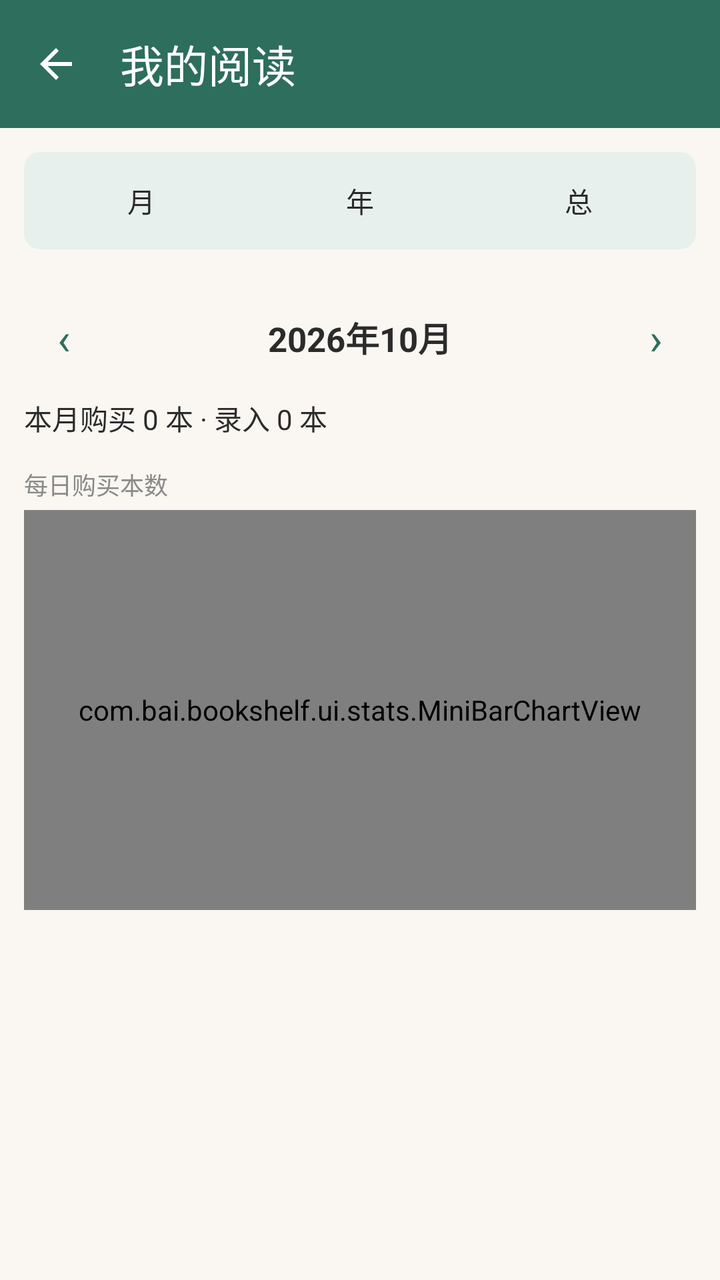
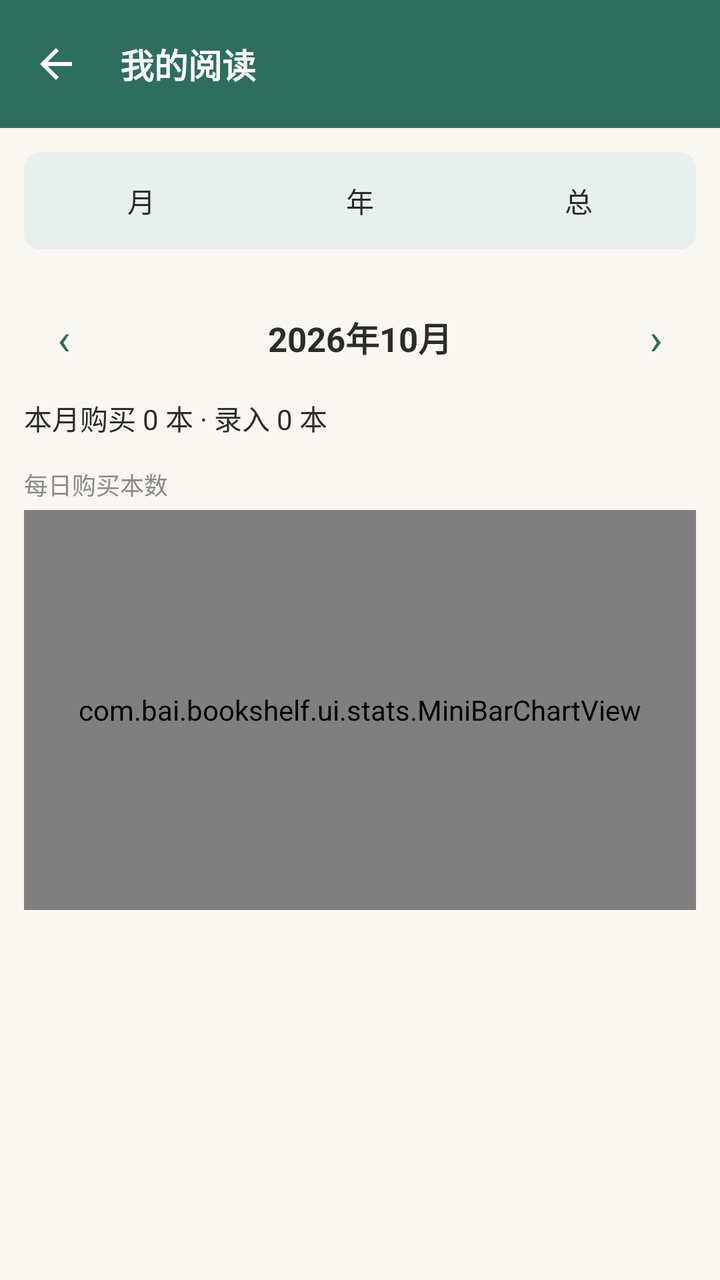

Screens rendered from an Android XML layout before and after an edit, with the pre-edit source and the edit as a unified diff.
<!-- AndroidManifest.xml: application theme Theme.Bookshelf -->
<!-- res/layout/activity_reading_stats.xml -->
<?xml version="1.0" encoding="utf-8"?>
<LinearLayout xmlns:android="http://schemas.android.com/apk/res/android"
    xmlns:app="http://schemas.android.com/apk/res-auto"
    android:layout_width="match_parent"
    android:layout_height="match_parent"
    android:orientation="vertical">

    <com.google.android.material.appbar.MaterialToolbar
        android:id="@+id/toolbar"
        android:layout_width="match_parent"
        android:layout_height="?attr/actionBarSize"
        android:background="?attr/colorPrimary"
        app:navigationIcon="@drawable/ic_back"
        app:title="我的阅读"
        app:titleTextColor="@color/white" />

    
    <LinearLayout
        android:layout_width="match_parent"
        android:layout_height="wrap_content"
        android:layout_margin="12dp"
        android:background="@drawable/bg_chip"
        android:orientation="horizontal"
        android:padding="4dp">

        <TextView
            android:id="@+id/tab_month"
            android:layout_width="0dp"
            android:layout_height="wrap_content"
            android:layout_weight="1"
            android:gravity="center"
            android:padding="10dp"
            android:text="月"
            android:textColor="@color/text_main"
            android:textSize="14sp" />

        <TextView
            android:id="@+id/tab_year"
            android:layout_width="0dp"
            android:layout_height="wrap_content"
            android:layout_weight="1"
            android:gravity="center"
            android:padding="10dp"
            android:text="年"
            android:textColor="@color/text_main"
            android:textSize="14sp" />

        <TextView
            android:id="@+id/tab_total"
            android:layout_width="0dp"
            android:layout_height="wrap_content"
            android:layout_weight="1"
            android:gravity="center"
            android:padding="10dp"
            android:text="总"
            android:textColor="@color/text_main"
            android:textSize="14sp" />
    </LinearLayout>

    <androidx.core.widget.NestedScrollView
        android:layout_width="match_parent"
        android:layout_height="0dp"
        android:layout_weight="1">

        <LinearLayout
            android:layout_width="match_parent"
            android:layout_height="wrap_content"
            android:orientation="vertical"
            android:padding="12dp">

            
            <LinearLayout
                android:id="@+id/ll_month"
                android:layout_width="match_parent"
                android:layout_height="wrap_content"
                android:orientation="vertical">

                <LinearLayout
                    android:layout_width="match_parent"
                    android:layout_height="wrap_content"
                    android:gravity="center_vertical"
                    android:orientation="horizontal">

                    <TextView
                        android:id="@+id/btn_month_prev"
                        android:layout_width="40dp"
                        android:layout_height="40dp"
                        android:gravity="center"
                        android:text="‹"
                        android:textSize="22sp"
                        android:textColor="?attr/colorPrimary"
                        android:background="?attr/selectableItemBackground" />

                    <TextView
                        android:id="@+id/tv_month_label"
                        android:layout_width="0dp"
                        android:layout_height="wrap_content"
                        android:layout_weight="1"
                        android:gravity="center"
                        android:text="2026年10月"
                        android:textColor="@color/text_main"
                        android:textSize="17sp"
                        android:textStyle="bold" />

                    <TextView
                        android:id="@+id/btn_month_next"
                        android:layout_width="40dp"
                        android:layout_height="40dp"
                        android:gravity="center"
                        android:text="›"
                        android:textSize="22sp"
                        android:textColor="?attr/colorPrimary"
                        android:background="?attr/selectableItemBackground" />
                </LinearLayout>

                <TextView
                    android:id="@+id/tv_month_summary"
                    android:layout_width="match_parent"
                    android:layout_height="wrap_content"
                    android:layout_marginTop="10dp"
                    android:text="本月购买 0 本 · 录入 0 本"
                    android:textColor="@color/text_main"
                    android:textSize="14sp" />

                <TextView
                    android:layout_width="wrap_content"
                    android:layout_height="wrap_content"
                    android:layout_marginTop="14dp"
                    android:text="每日购买本数"
                    android:textColor="@color/text_sub"
                    android:textSize="12sp" />

                <com.bai.bookshelf.ui.stats.MiniBarChartView
                    android:id="@+id/chart_month"
                    android:layout_width="match_parent"
                    android:layout_height="200dp"
                    android:layout_marginTop="4dp" />

                
                <com.bai.bookshelf.ui.stats.MiniBarChartView
                    android:id="@+id/chart_month2"
                    android:layout_width="match_parent"
                    android:layout_height="200dp"
                    android:layout_marginTop="8dp"
                    android:visibility="gone" />
            </LinearLayout>

            
            <LinearLayout
                android:id="@+id/ll_year"
                android:layout_width="match_parent"
                android:layout_height="wrap_content"
                android:orientation="vertical"
                android:visibility="gone">

                <LinearLayout
                    android:layout_width="match_parent"
                    android:layout_height="wrap_content"
                    android:gravity="center_vertical"
                    android:orientation="horizontal">

                    <TextView
                        android:id="@+id/btn_year_prev"
                        android:layout_width="40dp"
                        android:layout_height="40dp"
                        android:gravity="center"
                        android:text="‹"
                        android:textSize="22sp"
                        android:textColor="?attr/colorPrimary"
                        android:background="?attr/selectableItemBackground" />

                    <TextView
                        android:id="@+id/tv_year_label"
                        android:layout_width="0dp"
                        android:layout_height="wrap_content"
                        android:layout_weight="1"
                        android:gravity="center"
                        android:text="2026年"
                        android:textColor="@color/text_main"
                        android:textSize="17sp"
                        android:textStyle="bold" />

                    <TextView
                        android:id="@+id/btn_year_next"
                        android:layout_width="40dp"
                        android:layout_height="40dp"
                        android:gravity="center"
                        android:text="›"
                        android:textSize="22sp"
                        android:textColor="?attr/colorPrimary"
                        android:background="?attr/selectableItemBackground" />
                </LinearLayout>

                <TextView
                    android:id="@+id/tv_year_summary"
                    android:layout_width="match_parent"
                    android:layout_height="wrap_content"
                    android:layout_marginTop="10dp"
                    android:text="本年购买 0 本 · 录入 0 本"
                    android:textColor="@color/text_main"
                    android:textSize="14sp" />

                <TextView
                    android:layout_width="wrap_content"
                    android:layout_height="wrap_content"
                    android:layout_marginTop="14dp"
                    android:text="每月购买本数"
                    android:textColor="@color/text_sub"
                    android:textSize="12sp" />

                <com.bai.bookshelf.ui.stats.MiniBarChartView
                    android:id="@+id/chart_year"
                    android:layout_width="match_parent"
                    android:layout_height="200dp"
                    android:layout_marginTop="4dp" />
            </LinearLayout>

            
            <LinearLayout
                android:id="@+id/ll_total"
                android:layout_width="match_parent"
                android:layout_height="wrap_content"
                android:orientation="vertical"
                android:visibility="gone">

                
                <androidx.cardview.widget.CardView
                    android:layout_width="match_parent"
                    android:layout_height="wrap_content"
                    app:cardCornerRadius="12dp"
                    app:cardElevation="2dp">

                    <LinearLayout
                        android:layout_width="match_parent"
                        android:layout_height="wrap_content"
                        android:orientation="vertical"
                        android:padding="16dp">

                        <TextView
                            android:id="@+id/tv_total_duration"
                            android:layout_width="match_parent"
                            android:layout_height="wrap_content"
                            android:gravity="center"
                            android:text="--"
                            android:textColor="?attr/colorPrimary"
                            android:textSize="20sp"
                            android:textStyle="bold" />

                        <TextView
                            android:id="@+id/tv_total_range"
                            android:layout_width="match_parent"
                            android:layout_height="wrap_content"
                            android:layout_marginTop="8dp"
                            android:gravity="center"
                            android:text="从购买第一本书起计算"
                            android:textColor="@color/text_sub"
                            android:textSize="12sp" />

                        <TextView
                            android:id="@+id/tv_total_companion"
                            android:layout_width="match_parent"
                            android:layout_height="wrap_content"
                            android:layout_marginTop="2dp"
                            android:gravity="center"
                            android:textColor="@color/text_sub"
                            android:textSize="12sp" />
                    </LinearLayout>
                </androidx.cardview.widget.CardView>

                
                <androidx.cardview.widget.CardView
                    android:layout_width="match_parent"
                    android:layout_height="wrap_content"
                    android:layout_marginTop="10dp"
                    app:cardCornerRadius="12dp"
                    app:cardElevation="2dp">

                    <LinearLayout
                        android:layout_width="match_parent"
                        android:layout_height="wrap_content"
                        android:orientation="horizontal"
                        android:padding="14dp">

                        
                        <LinearLayout
                            android:layout_width="0dp"
                            android:layout_height="wrap_content"
                            android:layout_weight="1"
                            android:orientation="vertical">

                            <LinearLayout
                                android:layout_width="match_parent"
                                android:layout_height="wrap_content"
                                android:orientation="vertical"
                                android:layout_marginTop="10dp">

                                <TextView
                                    android:layout_width="wrap_content"
                                    android:layout_height="wrap_content"
                                    android:text="未读"
                                    android:textColor="@color/text_sub"
                                    android:textSize="12sp" />

                                <TextView
                                    android:id="@+id/tv_total_none"
                                    android:layout_width="wrap_content"
                                    android:layout_height="wrap_content"
                                    android:layout_marginTop="2dp"
                                    android:text="0"
                                    android:textColor="?attr/colorPrimary"
                                    android:textSize="26sp"
                                    android:textStyle="bold" />
                            </LinearLayout>

                            <LinearLayout
                                android:layout_width="match_parent"
                                android:layout_height="wrap_content"
                                android:orientation="vertical"
                                android:layout_marginTop="14dp">

                                <TextView
                                    android:layout_width="wrap_content"
                                    android:layout_height="wrap_content"
                                    android:text="在读"
                                    android:textColor="@color/text_sub"
                                    android:textSize="12sp" />

                                <TextView
                                    android:id="@+id/tv_total_reading"
                                    android:layout_width="wrap_content"
                                    android:layout_height="wrap_content"
                                    android:layout_marginTop="2dp"
                                    android:text="0"
                                    android:textColor="?attr/colorPrimary"
                                    android:textSize="26sp"
                                    android:textStyle="bold" />
                            </LinearLayout>

                            <LinearLayout
                                android:layout_width="match_parent"
                                android:layout_height="wrap_content"
                                android:orientation="vertical"
                                android:layout_marginTop="14dp">

                                <TextView
                                    android:layout_width="wrap_content"
                                    android:layout_height="wrap_content"
                                    android:text="已读"
                                    android:textColor="@color/text_sub"
                                    android:textSize="12sp" />

                                <TextView
                                    android:id="@+id/tv_total_done"
                                    android:layout_width="wrap_content"
                                    android:layout_height="wrap_content"
                                    android:layout_marginTop="2dp"
                                    android:text="0"
                                    android:textColor="?attr/colorPrimary"
                                    android:textSize="26sp"
                                    android:textStyle="bold" />
                            </LinearLayout>
                        </LinearLayout>

                        
                        <LinearLayout
                            android:layout_width="0dp"
                            android:layout_height="wrap_content"
                            android:layout_marginStart="16dp"
                            android:layout_weight="1"
                            android:orientation="vertical">

                            <LinearLayout
                                android:layout_width="match_parent"
                                android:layout_height="wrap_content"
                                android:orientation="vertical"
                                android:layout_marginTop="10dp">

                                <TextView
                                    android:layout_width="wrap_content"
                                    android:layout_height="wrap_content"
                                    android:text="买了"
                                    android:textColor="@color/text_sub"
                                    android:textSize="12sp" />

                                <TextView
                                    android:id="@+id/tv_total_bought"
                                    android:layout_width="wrap_content"
                                    android:layout_height="wrap_content"
                                    android:layout_marginTop="2dp"
                                    android:text="0"
                                    android:textColor="?attr/colorPrimary"
                                    android:textSize="26sp"
                                    android:textStyle="bold" />
                            </LinearLayout>

                            <LinearLayout
                                android:layout_width="match_parent"
                                android:layout_height="wrap_content"
                                android:orientation="vertical"
                                android:layout_marginTop="14dp">

                                <TextView
                                    android:layout_width="wrap_content"
                                    android:layout_height="wrap_content"
                                    android:text="录入"
                                    android:textColor="@color/text_sub"
                                    android:textSize="12sp" />

                                <TextView
                                    android:id="@+id/tv_total_entered"
                                    android:layout_width="wrap_content"
                                    android:layout_height="wrap_content"
                                    android:layout_marginTop="2dp"
                                    android:text="0"
                                    android:textColor="?attr/colorPrimary"
                                    android:textSize="26sp"
                                    android:textStyle="bold" />
                            </LinearLayout>
                        </LinearLayout>
                    </LinearLayout>
                </androidx.cardview.widget.CardView>

                <TextView
                    android:layout_width="wrap_content"
                    android:layout_height="wrap_content"
                    android:layout_marginTop="14dp"
                    android:text="每年购买本数"
                    android:textColor="@color/text_sub"
                    android:textSize="12sp" />

                <com.bai.bookshelf.ui.stats.MiniBarChartView
                    android:id="@+id/chart_total"
                    android:layout_width="match_parent"
                    android:layout_height="200dp"
                    android:layout_marginTop="4dp" />
            </LinearLayout>

            
            <TextView
                android:id="@+id/tv_empty"
                android:layout_width="match_parent"
                android:layout_height="wrap_content"
                android:layout_marginTop="60dp"
                android:gravity="center"
                android:text="暂无藏书数据"
                android:textColor="@color/text_sub"
                android:textSize="14sp"
                android:visibility="gone" />
        </LinearLayout>
    </androidx.core.widget.NestedScrollView>
</LinearLayout>
<!-- resources referenced by this layout -->
<resources>
  <!-- drawable bg_chip (drawable) -->
  <?xml version="1.0" encoding="utf-8"?>
  <shape xmlns:android="http://schemas.android.com/apk/res/android" android:shape="rectangle">
      <solid android:color="@color/chip_bg" />
      <corners android:radius="8dp" />
  </shape>
  <style name="Theme.Bookshelf" parent="Theme.Material3.Light.NoActionBar">
          <item name="colorPrimary">@color/primary</item>
          <item name="colorPrimaryVariant">@color/primary_dark</item>
          <item name="colorSecondary">@color/accent</item>
          <item name="android:colorBackground">@color/bg_page</item>
          <item name="android:statusBarColor">@color/primary_dark</item>
          
          <item name="chip_bg">@color/chip_bg</item>
      </style>
  <!-- unchanged entries left out for length: 9 -->
</resources>

<!-- the commit's change to res/layout/activity_reading_stats.xml (unified diff, before → after) -->
@@ -7,12 +7,11 @@
 
     <com.google.android.material.appbar.MaterialToolbar
         android:id="@+id/toolbar"
+        style="@style/Widget.Bookshelf.Toolbar"
         android:layout_width="match_parent"
         android:layout_height="?attr/actionBarSize"
-        android:background="?attr/colorPrimary"
         app:navigationIcon="@drawable/ic_back"
-        app:title="我的阅读"
-        app:titleTextColor="@color/white" />
+        app:title="我的阅读" />
 
     
     <LinearLayout
@@ -227,8 +226,7 @@
                 <androidx.cardview.widget.CardView
                     android:layout_width="match_parent"
                     android:layout_height="wrap_content"
-                    app:cardCornerRadius="12dp"
-                    app:cardElevation="2dp">
+                    style="@style/Widget.Bookshelf.Card">
 
                     <LinearLayout
                         android:layout_width="match_parent"
@@ -272,8 +270,7 @@
                     android:layout_width="match_parent"
                     android:layout_height="wrap_content"
                     android:layout_marginTop="10dp"
-                    app:cardCornerRadius="12dp"
-                    app:cardElevation="2dp">
+                    style="@style/Widget.Bookshelf.Card">
 
                     <LinearLayout
                         android:layout_width="match_parent"
<!-- resource entries referenced after the edit -->
@@ -3,18 +3,94 @@
   <!-- drawable bg_chip (drawable) -->
   <?xml version="1.0" encoding="utf-8"?>
   <shape xmlns:android="http://schemas.android.com/apk/res/android" android:shape="rectangle">
-      <solid android:color="@color/chip_bg" />
-      <corners android:radius="8dp" />
+      <solid android:color="?attr/chip_bg" />
+      <corners android:radius="@dimen/radius_sm" />
   </shape>
-  <style name="Theme.Bookshelf" parent="Theme.Material3.Light.NoActionBar">
+  <style name="Widget.Bookshelf.Card" parent="CardView">
+          <item name="cardCornerRadius">@dimen/card_corner</item>
+          <item name="cardElevation">0dp</item>
+          <item name="cardBackgroundColor">?attr/surface</item>
+          <item name="strokeColor">?attr/outline</item>
+          <item name="strokeWidth">1dp</item>
+      </style>
+  <style name="Widget.Bookshelf.Toolbar" parent="Widget.Material3.Toolbar">
+          <item name="android:background">?attr/colorPrimary</item>
+          <item name="titleTextColor">@color/white</item>
+          <item name="titleTextAppearance">@style/TextAppearance.Bookshelf.ToolbarTitle</item>
+          <item name="navigationIconTint">@color/white</item>
+          <item name="android:elevation">0dp</item>
+      </style>
+  <style name="Theme.Bookshelf" parent="Theme.Bookshelf.Base">
           <item name="colorPrimary">@color/primary</item>
           <item name="colorPrimaryVariant">@color/primary_dark</item>
           <item name="colorSecondary">@color/accent</item>
-          <item name="android:colorBackground">@color/bg_page</item>
-          <item name="android:statusBarColor">@color/primary_dark</item>
           
           <item name="chip_bg">@color/chip_bg</item>
+          <item name="primary_container">@color/green_container</item>
+          <item name="on_primary_container">@color/green_on_container</item>
       </style>
+  <dimen name="radius_sm">8dp</dimen>
+  <dimen name="card_corner">16dp</dimen>
+  <style name="TextAppearance.Bookshelf.ToolbarTitle" parent="TextAppearance.Material3.TitleLarge">
+          <item name="android:textSize">@dimen/text_headline</item>
+          <item name="android:textStyle">bold</item>
+          <item name="android:textColor">@color/white</item>
+      </style>
+  <style name="Theme.Bookshelf.Base" parent="Theme.Material3.Light.NoActionBar">
+          
+          <item name="android:colorBackground">@color/bg_page</item>
+          
+          <item name="android:statusBarColor">?attr/colorPrimary</item>
+          <item name="android:windowLightStatusBar">false</item>
+          
+          <item name="surface">@color/surface</item>
+          <item name="surface_dim">@color/surface_dim</item>
+          <item name="outline">@color/outline</item>
+          <item name="outline_strong">@color/outline_strong</item>
+          <item name="on_surface">@color/text_main</item>
+          <item name="on_surface_variant">@color/text_sub</item>
+          
+          <item name="materialButtonStyle">@style/Widget.Bookshelf.Button</item>
+          <item name="textInputStyle">@style/Widget.Bookshelf.TextField</item>
+          <item name="materialCardViewStyle">@style/Widget.Bookshelf.MaterialCard</item>
+      </style>
+  <color name="green_container">#E6F0EC</color>
+  <color name="green_on_container">#1C4A3E</color>
+  <dimen name="text_headline">17sp</dimen>
+  <color name="surface">#FFFFFF</color>
+  <color name="surface_dim">#F4F0E9</color>
+  <color name="outline">#E6E0D5</color>
+  <color name="outline_strong">#CFC5B4</color>
+  <style name="Widget.Bookshelf.Button" parent="Widget.Material3.Button">
+          <item name="shapeAppearance">@style/ShapeAppearance.Bookshelf.Medium</item>
+          <item name="android:textSize">@dimen/text_body_small</item>
+          <item name="android:letterSpacing">0.02</item>
+          <item name="android:minHeight">44dp</item>
+          <item name="cornerRadius">@dimen/radius_md</item>
+      </style>
+  <style name="Widget.Bookshelf.TextField" parent="Widget.Material3.TextInputLayout.OutlinedBox">
+          <item name="boxStrokeColor">@color/text_field_stroke</item>
+          <item name="boxStrokeWidth">1dp</item>
+          <item name="boxStrokeWidthFocused">1.5dp</item>
+          <item name="boxCornerRadiusTopStart">@dimen/radius_md</item>
+          <item name="boxCornerRadiusTopEnd">@dimen/radius_md</item>
+          <item name="boxCornerRadiusBottomStart">@dimen/radius_md</item>
+          <item name="boxCornerRadiusBottomEnd">@dimen/radius_md</item>
+          <item name="boxBackgroundColor">?attr/surface</item>
+          <item name="hintTextColor">?attr/colorPrimary</item>
+          <item name="android:textColorHint">?attr/on_surface_variant</item>
+      </style>
+  <style name="Widget.Bookshelf.MaterialCard" parent="Widget.Material3.CardView.Outlined">
+          <item name="cardCornerRadius">@dimen/card_corner</item>
+          <item name="cardElevation">0dp</item>
+          <item name="strokeColor">?attr/outline</item>
+          <item name="strokeWidth">1dp</item>
+      </style>
+  <style name="ShapeAppearance.Bookshelf.Medium" parent="ShapeAppearance.Material3.Corner.Medium">
+          <item name="cornerSize">@dimen/radius_md</item>
+      </style>
+  <dimen name="text_body_small">13sp</dimen>
+  <dimen name="radius_md">12dp</dimen>
   <!-- unchanged entries left out for length: 9 -->
 </resources>
 
